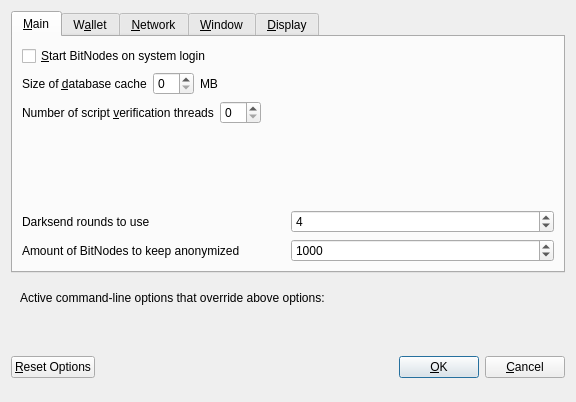
This is src/qt/forms/optionsdialog.ui in bitnodes/bitnodespro as Qt 5 draws it before an edit. The edited form follows.
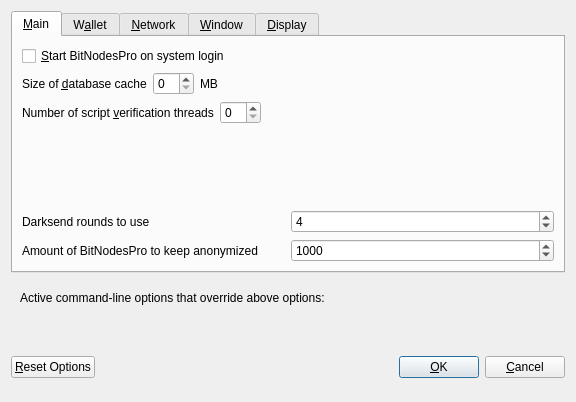
This is the edited form. The open tabs and pages were chosen to show the change. Custom widgets are drawn as their Qt base class.

```diff
--- a/src/qt/forms/optionsdialog.ui
+++ b/src/qt/forms/optionsdialog.ui
@@ -33,7 +33,7 @@
           <string>Automatically start BitNodes after logging in to the system.</string>
          </property>
          <property name="text">
-          <string>&amp;Start BitNodes on system login</string>
+          <string>&amp;Start BitNodesPro on system login</string>
          </property>
         </widget>
        </item>
@@ -177,7 +177,7 @@
             <string notr="true"/>
            </property>
            <property name="text">
-            <string>Amount of BitNodes to keep anonymized</string>
+            <string>Amount of BitNodesPro to keep anonymized</string>
            </property>
           </widget>
          </item>
```
Left out of the diff: 6 changed lines with no effect on the pictures.
